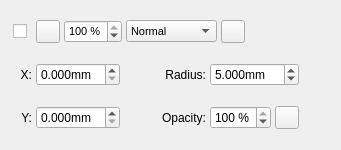
Old version of the form scribus/ui/propertiespalette_shadowbase.ui in the repository scribusproject/scribus.
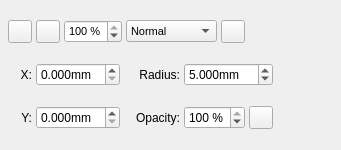
New version of the form. Custom widgets are drawn as their Qt base class.

Commit message: Patch from Martin Reininger to update minimum doc size, fix tab orders etc, plus add icons for palette tabs, switch widget, etc

What changed in the file:
```diff
--- a/scribus/ui/propertiespalette_shadowbase.ui
+++ b/scribus/ui/propertiespalette_shadowbase.ui
@@ -90,6 +90,9 @@
      <property name="orientation">
       <enum>Qt::Horizontal</enum>
      </property>
+     <property name="sizeType">
+      <enum>QSizePolicy::Expanding</enum>
+     </property>
      <property name="sizeHint" stdset="0">
       <size>
        <width>0</width>
@@ -489,13 +492,7 @@
        <number>0</number>
       </property>
       <item>
-       <widget class="QCheckBox" name="checkboxHasShadow">
-        <property name="sizePolicy">
-         <sizepolicy hsizetype="Maximum" vsizetype="Fixed">
-          <horstretch>0</horstretch>
-          <verstretch>0</verstretch>
-         </sizepolicy>
-        </property>
+       <widget class="Switch" name="switchHasShadow">
         <property name="text">
          <string/>
         </property>
@@ -509,6 +506,9 @@
      <property name="orientation">
       <enum>Qt::Horizontal</enum>
      </property>
+     <property name="sizeType">
+      <enum>QSizePolicy::Maximum</enum>
+     </property>
      <property name="sizeHint" stdset="0">
       <size>
        <width>8</width>
@@ -541,6 +541,11 @@
    <extends>QToolButton</extends>
    <header>ui/widgets/color_button.h</header>
   </customwidget>
+  <customwidget>
+   <class>Switch</class>
+   <extends>QToolButton</extends>
+   <header>ui/widgets/switch.h</header>
+  </customwidget>
  </customwidgets>
  <resources/>
  <connections/>
```
Left out of the diff: 12 changed lines with no effect on the pictures. The commit also changes 29 other files.
